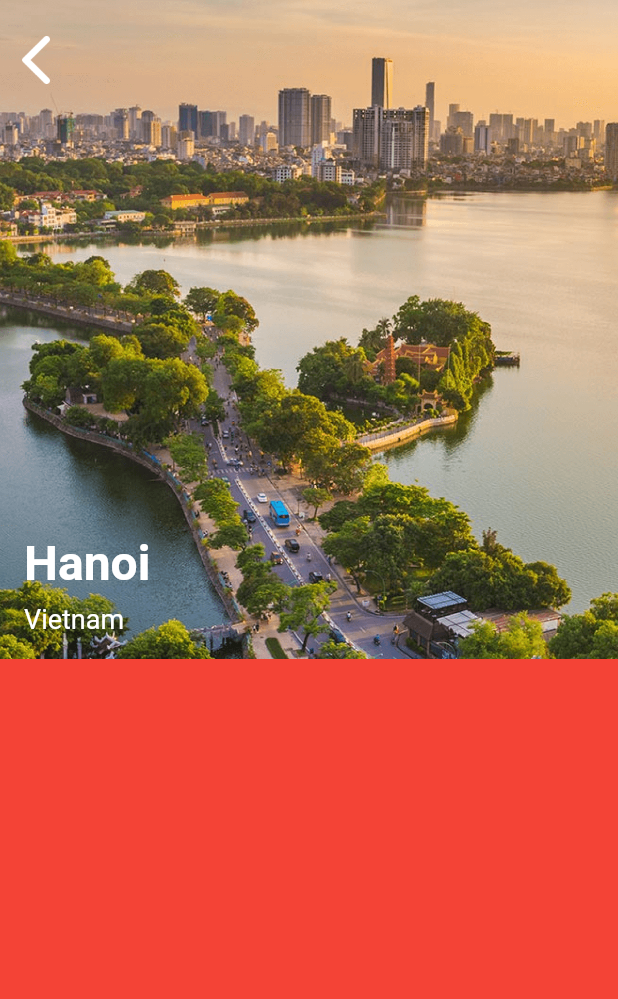
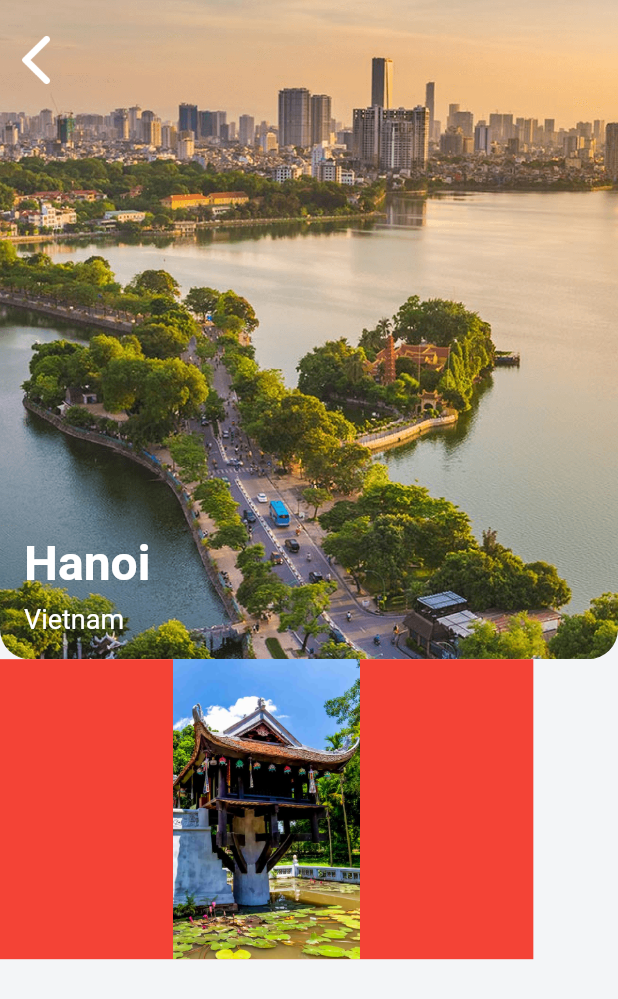
Before and after one commit to chungbd/flutter_ui_challenge, a Flutter app: the screen it shows after launch, on a phone screen of 412 x 824 dp. Shown: the top 999 px of the screen. Run offline on Flutter 3.47's test engine with Material 2 defaults, Android fonts, the phone set to English and light mode, and no system bars; our stand-ins replace page_indicator; missing offline and left inert: mark922_flutter_lottie.

Commit message:
update layout

```diff
--- /dev/null
+++ b/ui_challenge_02_sliver_app_bar/lib/destination.dart
@@ -0,0 +1,19 @@
+class Destination {
+  String title;
+  String travelAgent;
+  int rating;
+  int numberOfRating;
+  String price;
+  String currency;
+  String imageName;
+
+  Destination({
+    this.title,
+    this.travelAgent,
+    this.rating,
+    this.numberOfRating,
+    this.price,
+    this.currency,
+    this.imageName
+  });
+}
--- a/ui_challenge_02_sliver_app_bar/lib/main.dart
+++ b/ui_challenge_02_sliver_app_bar/lib/main.dart
@@ -1,4 +1,5 @@
 import 'package:flutter/material.dart';
+import 'package:ui_challenge_02_sliver_app_bar/destination.dart';
 
 void main() => runApp(MyApp());
 
@@ -44,7 +45,35 @@ class MyHomePage extends StatefulWidget {
 }
 
 class _MyHomePageState extends State<MyHomePage> {
-
+  List<Destination> destinations = [
+    Destination(
+      title: "One Pillar Pagoda",
+      travelAgent: "Vietnam Travel",
+      rating: 5,
+      numberOfRating: 650,
+      price: "450.000",
+      currency: "đ",
+      imageName: "images/one_pillar_pagoda.png",
+    ),
+    Destination(
+      title: "Ho Chi Minh Mausoleum",
+      travelAgent: "Vietnam Travel",
+      rating: 5,
+      numberOfRating: 700,
+      price: "750.000",
+      currency: "đ",
+      imageName: "images/ho_chi_minh_mausoleum.png",
+    ),
+    Destination(
+      title: "Hoàn Kiếm Lake",
+      travelAgent: "Vietnam Travel",
+      rating: 5,
+      numberOfRating: 900,
+      price: "1.500.000",
+      currency: "đ",
+      imageName: "images/hoan_kiem_lake.png",
+    ),
+  ];
   @override
   Widget build(BuildContext context) {
     // This method is rerun every time setState is called, for instance as done
@@ -57,9 +86,15 @@ class _MyHomePageState extends State<MyHomePage> {
               children: <Widget>[
                 Stack(
                   children: <Widget>[
-                    Image.asset(
-                      "images/hanoi.png",
-                      filterQuality: FilterQuality.high,
+                    ClipRRect(
+                      borderRadius: BorderRadius.only(
+                        bottomLeft: Radius.circular(20),
+                        bottomRight: Radius.circular(20),
+                      ),
+                      child: Image.asset(
+                        "images/hanoi.png",
+                        filterQuality: FilterQuality.high,
+                      ),
                     ),
                     Positioned(
                       top: 16,
@@ -99,7 +134,8 @@ class _MyHomePageState extends State<MyHomePage> {
                         )
                     ),
                   ],
-                )
+                ),
+                _createItemFrom(destinations[0])
               ],
             );
     return Scaffold(
@@ -110,7 +146,7 @@ class _MyHomePageState extends State<MyHomePage> {
       // ),
       body:
         Container(
-          color: Colors.red,
+          color: Color(0xfff3f5f7),
           child: listView,
           )
     // CustomScrollView(
@@ -127,4 +163,28 @@ class _MyHomePageState extends State<MyHomePage> {
 // This trailing comma makes auto-formatting nicer for build methods.
     );
   }
+
+  Widget _createItemFrom(Destination destination) {
+    var aspectRatio =
+      Container(
+        color: Colors.red,
+        height: 200,
+        child:
+          AspectRatio(
+            aspectRatio: 16/9,
+            child: Image.asset(destination.imageName,
+            fit: BoxFit.contain,
+            ),
+          ),
+        );
+
+    return Stack(children: <Widget>[
+      Row(
+        children: <Widget>[
+          // Image.asset(destination.imageName),
+          aspectRatio,
+
+      ],)
+    ],);
+  }
 }
```
Also changed, not shown: ui_challenge_02_sliver_app_bar/pubspec.yaml (+1 -7 lines).
